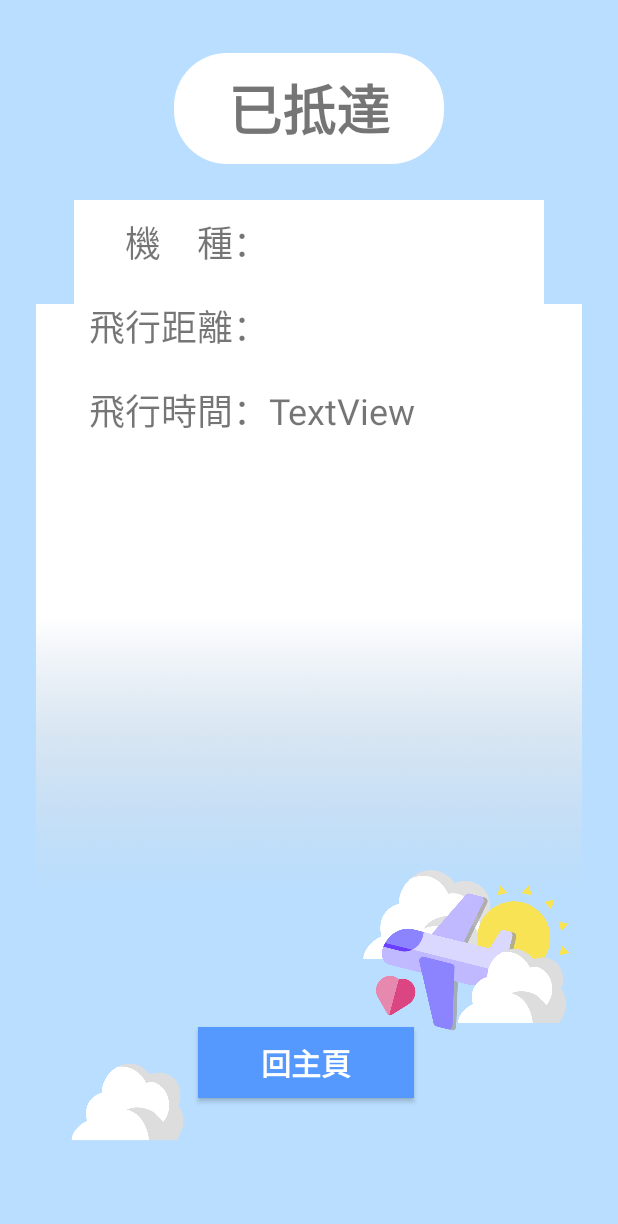
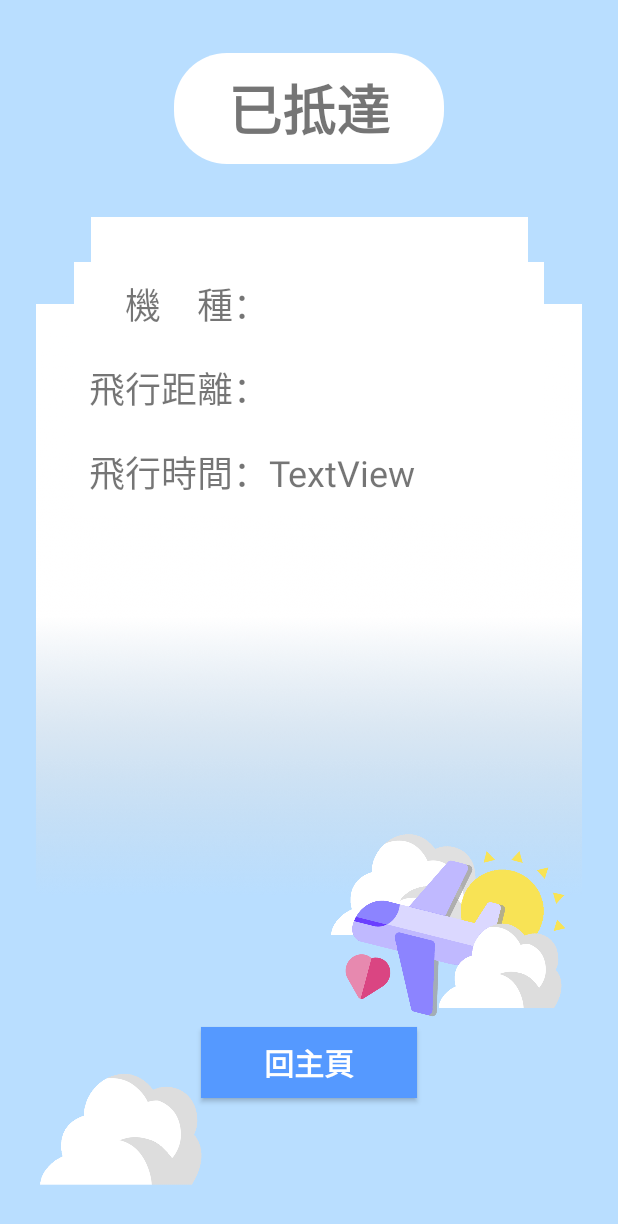
Before and after one commit to ChingWenWen/Fly-for-Freedom, an Android app: the ResultActivity screen opened directly, with no data from a screen before it, on a phone screen of 412 x 824 dp. Shown: the top 1224 px of the screen. Run offline under Robolectric (Android 15) with nearby library versions, the phone set to English and light mode, and no system bars.

Commit message:
result page ui detail

```diff
--- a/app/src/main/AndroidManifest.xml
+++ b/app/src/main/AndroidManifest.xml
@@ -17,7 +17,10 @@
             </intent-filter>
         </activity>
         <activity android:name=".MainActivity" />
-        <activity android:name=".ResultActivity" />
+        <activity android:name=".ResultActivity">
+
+        </activity>
+
         <activity android:name=".ChooseAirplaneActivity" />
         <!--
              The API key for Google Maps-based APIs is defined as a string resource.
--- a/app/src/main/java/com/example/flyforfreedom/ResultActivity.java
+++ b/app/src/main/java/com/example/flyforfreedom/ResultActivity.java
@@ -29,7 +29,7 @@ public class ResultActivity extends AppCompatActivity {
 
     }
     public void onClicktoChoose(View v){
-        Intent intent = new Intent(this, ChooseAirplaneActivity.class);
+        Intent intent = new Intent(this, MainActivity.class);
         startActivity(intent);
     }
 }
--- a/app/src/main/res/layout/activity_result.xml
+++ b/app/src/main/res/layout/activity_result.xml
@@ -6,23 +6,6 @@
     android:layout_height="match_parent"
     tools:context=".ResultActivity"
     android:background="#B9DEFF">
-
-    <Button
-        android:id="@+id/backTo"
-        android:layout_width="144dp"
-        android:layout_height="47dp"
-        android:layout_gravity="center_horizontal"
-        android:layout_marginStart="132dp"
-        android:layout_marginLeft="132dp"
-        android:layout_marginBottom="92dp"
-        android:background="@color/colorPrimary"
-        android:onClick="onClicktoChoose"
-        android:text="回主頁"
-        android:textColor="#ffffff"
-        android:textSize="20sp"
-        android:textStyle="bold"
-        app:layout_constraintBottom_toBottomOf="parent"
-        app:layout_constraintStart_toStartOf="parent" />
 
     <TextView
         android:id="@+id/arrived"
@@ -60,11 +43,21 @@
         app:layout_constraintTop_toTopOf="parent"
         app:srcCompat="@drawable/result_bg" />
 
+    <TextView
+        android:id="@+id/textView10"
+        android:layout_width="291dp"
+        android:layout_height="199dp"
+        android:layout_marginTop="35dp"
+        android:background="#FFFFFF"
+        app:layout_constraintEnd_toEndOf="parent"
+        app:layout_constraintStart_toStartOf="parent"
+        app:layout_constraintTop_toBottomOf="@+id/arrived" />
+
     <LinearLayout
         android:id="@+id/contest"
         android:layout_width="313dp"
         android:layout_height="169dp"
-        android:layout_marginTop="24dp"
+        android:layout_marginTop="65dp"
         android:background="#fff"
         android:orientation="vertical"
         app:layout_constraintEnd_toEndOf="parent"
@@ -144,10 +137,10 @@
 
     <ImageView
         android:id="@+id/imageView6"
-        android:layout_width="283dp"
-        android:layout_height="244dp"
-        android:layout_marginStart="172dp"
-        android:layout_marginLeft="172dp"
+        android:layout_width="324dp"
+        android:layout_height="277dp"
+        android:layout_marginStart="140dp"
+        android:layout_marginLeft="140dp"
         android:layout_marginBottom="68dp"
         app:layout_constraintBottom_toBottomOf="parent"
         app:layout_constraintStart_toStartOf="parent"
@@ -155,13 +148,28 @@
 
     <ImageView
         android:id="@+id/imageView7"
-        android:layout_width="125dp"
-        android:layout_height="98dp"
-        android:layout_marginStart="24dp"
-        android:layout_marginLeft="24dp"
-        android:layout_marginBottom="16dp"
-        app:layout_constraintBottom_toBottomOf="@+id/imageView4"
-        app:layout_constraintStart_toStartOf="parent"
+        android:layout_width="191dp"
+        android:layout_height="141dp"
+        android:layout_marginEnd="100dp"
+        android:layout_marginRight="100dp"
+        app:layout_constraintBottom_toBottomOf="parent"
+        app:layout_constraintEnd_toEndOf="@+id/backTo"
         app:srcCompat="@drawable/cloud" />
 
+    <Button
+        android:id="@+id/backTo"
+        android:layout_width="144dp"
+        android:layout_height="47dp"
+        android:layout_gravity="center_horizontal"
+        android:layout_marginBottom="92dp"
+        android:background="@color/colorPrimary"
+        android:onClick="onClicktoChoose"
+        android:text="回主頁"
+        android:textColor="#ffffff"
+        android:textSize="20sp"
+        android:textStyle="bold"
+        app:layout_constraintBottom_toBottomOf="parent"
+        app:layout_constraintEnd_toEndOf="parent"
+        app:layout_constraintStart_toStartOf="parent" />
+
 </androidx.constraintlayout.widget.ConstraintLayout>
```
